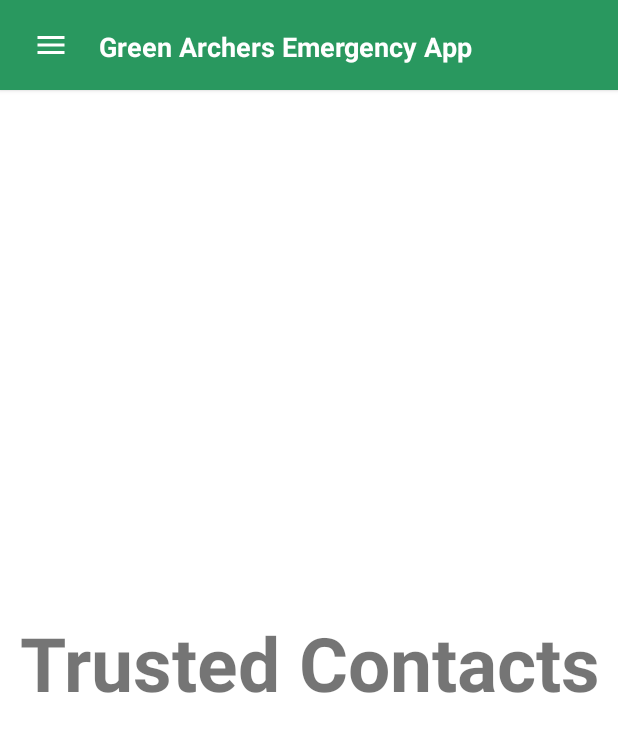
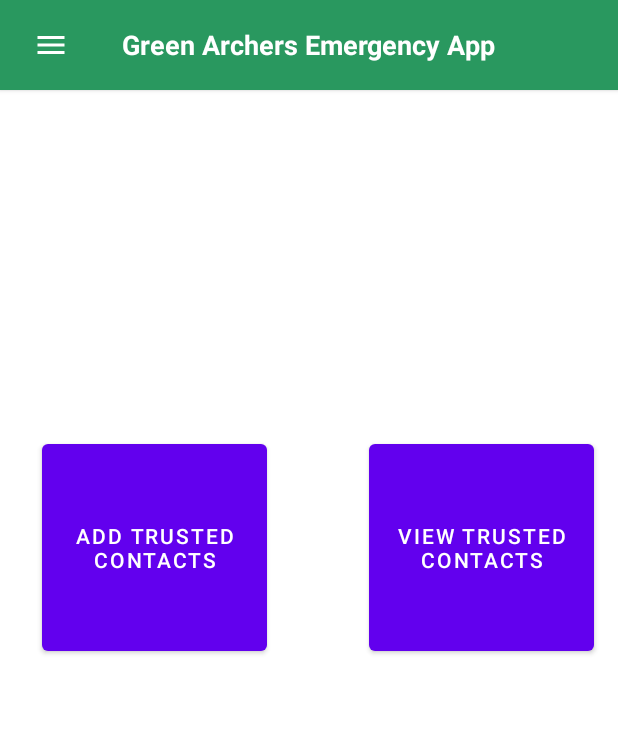
Before and after one commit to determinedamphibian/EmergencyApplication, an Android app: the TrustedContactsSideDock screen opened directly, with no data from a screen before it, on a phone screen of 412 x 824 dp. Shown: the top 732 px of the screen. Run offline under Robolectric (Android 15) with nearby library versions, the light colour scheme and no system bars; Roboto replaces fonts that are not available here.

Commit message:
Trusted Contacts Function Fixed and working

```diff
--- a/app/src/main/java/com/example/emergencyapplication/Database/TrustedContactsRepository.java
+++ b/app/src/main/java/com/example/emergencyapplication/Database/TrustedContactsRepository.java
@@ -61,12 +61,12 @@ public class TrustedContactsRepository {
 
 
     //=============== get all contact numbers only from database starts============================================
-    public List<TrustedContactNumberEntity> getTrustedContactsNumbers(){
+    public List<String> getTrustedContactNumbers(){
 
-        List<TrustedContactNumberEntity> trustedContactNumberList = trustedContactDatabase.trustedContactDAO().getContacts();
+        List<String> trustedContactNumberList = trustedContactDatabase.trustedContactDAO().getContacts();
+
         return  trustedContactNumberList;
     }
-
     //=============== get all contact numbers only from database ends==============================================
 
 
--- a/app/src/main/java/com/example/emergencyapplication/MainDashboardActivity.java
+++ b/app/src/main/java/com/example/emergencyapplication/MainDashboardActivity.java
@@ -73,7 +73,7 @@ public class MainDashboardActivity extends AppCompatActivity {
         imageButton_trustedContacts.setOnClickListener(new View.OnClickListener() {
             @Override
             public void onClick(View v) {
-                openTrustedContactsForms();
+               openTrustedContactsForms();
             }
         });
 
--- a/app/src/main/java/com/example/emergencyapplication/SideDockContents/TrustedContactsSideDock.java
+++ b/app/src/main/java/com/example/emergencyapplication/SideDockContents/TrustedContactsSideDock.java
@@ -1,12 +1,18 @@
 package com.example.emergencyapplication.SideDockContents;
 
 
+import android.content.Intent;
 import android.os.Bundle;
 import android.view.View;
+import android.widget.Button;
 import android.widget.ImageView;
 import com.example.emergencyapplication.MainAdapter;
 import com.example.emergencyapplication.MainDashboardActivity;
 import com.example.emergencyapplication.R;
+import com.example.emergencyapplication.TrustedContactsActivites.InsertActivity;
+import com.example.emergencyapplication.TrustedContactsActivites.ViewActivity;
+import com.example.emergencyapplication.TrustedContactsActivity;
+
 import androidx.appcompat.app.AppCompatActivity;
 import androidx.core.view.GravityCompat;
 import androidx.drawerlayout.widget.DrawerLayout;
@@ -18,22 +24,19 @@ public class TrustedContactsSideDock extends AppCompatActivity {
     DrawerLayout drawerLayout;
     ImageView btMenu;
     RecyclerView recyclerView;
-
+    private Button btn_insert, btn_view;
 
     protected void onCreate(Bundle savedInstanceState) {
         super.onCreate(savedInstanceState);
         setContentView(R.layout.activity_trusted_contacts_side_dock);
 
         //Assign values to initialized variables
-
         drawerLayout = findViewById(R.id.drawer_layout);
         btMenu = findViewById(R.id.bt_menu);
         recyclerView = findViewById(R.id.recycler_view);
 
         recyclerView.setLayoutManager(new LinearLayoutManager(this));
-
         recyclerView.setAdapter(new MainAdapter( this, MainDashboardActivity.arrayList));
-
         btMenu.setOnClickListener(new View.OnClickListener() {
             @Override
             public void onClick(View v) {
@@ -41,6 +44,25 @@ public class TrustedContactsSideDock extends AppCompatActivity {
             }
         });
 
+        //Assign values
+        btn_insert = findViewById(R.id.btn_addTrustedContacts);
+        btn_view = findViewById(R.id.btn_viewTrustedContacts);
+
+        btn_insert.setOnClickListener(new View.OnClickListener() {
+            @Override
+            public void onClick(View v) {
+                Intent intent = new Intent(TrustedContactsSideDock.this, InsertActivity.class);
+                startActivity(intent);
+            }
+        });
+
+        btn_view.setOnClickListener(new View.OnClickListener() {
+            @Override
+            public void onClick(View v) {
+                Intent intent = new Intent(TrustedContactsSideDock.this, ViewActivity.class);
+                startActivity(intent);
+            }
+        });
     }
 
     @Override
--- a/app/src/main/java/com/example/emergencyapplication/TrustedContactsActivites/TrustedContactDetailActivity.java
+++ b/app/src/main/java/com/example/emergencyapplication/TrustedContactsActivites/TrustedContactDetailActivity.java
@@ -153,8 +153,8 @@ public class TrustedContactDetailActivity extends AppCompatActivity {
             @Override
             public void onClick(DialogInterface dialog, int which) {
                 //============delete code=======================
-                TrustedContactsRepository studentRepository = new TrustedContactsRepository(getApplicationContext());
-                studentRepository.DeleteTask(student_about_to_delete);
+                TrustedContactsRepository trustedContactRepository = new TrustedContactsRepository(getApplicationContext());
+                trustedContactRepository.DeleteTask(student_about_to_delete);
                 Toast.makeText(TrustedContactDetailActivity.this,"Contact deleted", Toast.LENGTH_LONG).show();
             }
         });
--- a/app/src/main/java/com/example/emergencyapplication/TrustedContactsActivites/ViewActivity.java
+++ b/app/src/main/java/com/example/emergencyapplication/TrustedContactsActivites/ViewActivity.java
@@ -19,12 +19,10 @@ import java.util.List;
 
 public class ViewActivity extends AppCompatActivity {
 
-
-    private static RecyclerView.Adapter adapter;
     private RecyclerView.LayoutManager layoutManager;
     private static RecyclerView recyclerView;
     ArrayList<TrustedContacts> trustedContactsArrayList;
-    ArrayList<TrustedContactNumberEntity> trustedContactNumberEntityArrayList;
+
 
     @Override
     protected void onCreate(Bundle savedInstanceState) {
--- a/app/src/main/res/layout/activity_trusted_contacts_side_dock.xml
+++ b/app/src/main/res/layout/activity_trusted_contacts_side_dock.xml
@@ -9,23 +9,44 @@
     android:id="@+id/drawer_layout"
     tools:context=".SideDockContents.TrustedContactsSideDock">
 
-    <LinearLayout
-        android:layout_width="match_parent"
-        android:layout_height="match_parent"
+    <androidx.constraintlayout.widget.ConstraintLayout
+        android:layout_width="wrap_content"
+        android:layout_height="wrap_content"
         android:orientation="vertical">
 
         <include
-            layout="@layout/main_toolbar"/>
+            android:id="@+id/include"
+            layout="@layout/main_toolbar" />
 
-        <TextView
-            android:layout_width="match_parent"
-            android:layout_height="match_parent"
+        <Button
+            android:id="@+id/btn_addTrustedContacts"
+            android:layout_width="150dp"
+            android:layout_height="150dp"
+            android:layout_marginStart="28dp"
+            android:layout_marginLeft="28dp"
+            android:layout_marginBottom="384dp"
             android:gravity="center"
-            android:text="Trusted Contacts"
-            android:textSize="50sp"
-            android:textStyle="bold" />
+            android:text="Add Trusted Contacts"
+            app:layout_constraintBottom_toBottomOf="parent"
+            app:layout_constraintStart_toStartOf="parent"
+            app:layout_constraintTop_toBottomOf="@+id/include"
+            app:layout_constraintVertical_bias="1.0" />
 
-    </LinearLayout>
+        <Button
+            android:id="@+id/btn_viewTrustedContacts"
+            android:layout_width="150dp"
+            android:layout_height="150dp"
+            android:layout_marginEnd="16dp"
+            android:layout_marginRight="16dp"
+            android:layout_marginBottom="384dp"
+            android:gravity="center"
+            android:text="View Trusted Contacts"
+            app:layout_constraintBottom_toBottomOf="parent"
+            app:layout_constraintEnd_toEndOf="parent"
+            app:layout_constraintTop_toBottomOf="@+id/include"
+            app:layout_constraintVertical_bias="1.0" />
+
+    </androidx.constraintlayout.widget.ConstraintLayout>
 
     <RelativeLayout
         android:layout_width="300dp"
--- a/app/src/main/res/layout/main_toolbar.xml
+++ b/app/src/main/res/layout/main_toolbar.xml
@@ -13,8 +13,7 @@
 
         <LinearLayout
             android:layout_width="wrap_content"
-            android:layout_height="wrap_content"
-           >
+            android:layout_height="wrap_content">
 
             <ImageView
             android:layout_width="wrap_content"
@@ -26,27 +25,17 @@
 
         </LinearLayout>
 
-
-        <LinearLayout
-            android:layout_width="wrap_content"
-            android:layout_height="wrap_content"
-            android:padding="8dp"
-            android:orientation="horizontal"
-            android:gravity="center">
-
             <TextView
                 android:layout_width="wrap_content"
                 android:layout_height="wrap_content"
                 android:text="Green Archers Emergency App"
-                android:layout_marginLeft="50dp"
+                android:layout_gravity="center"
                 android:layout_marginTop="2dp"
                 android:textColor="@color/white"
                 android:textSize="18sp"
                 android:textStyle="bold"
                 android:layout_centerInParent="true" />
 
-        </LinearLayout>
-
     </RelativeLayout>
 
 </androidx.cardview.widget.CardView>
```
Also changed, not shown: app/src/main/java/com/example/emergencyapplication/Adapter/CustomAdapter.java (+17 -24 lines), app/src/main/java/com/example/emergencyapplication/CrimeActivity.java (+12 -8 lines), app/src/main/java/com/example/emergencyapplication/Database/TrustedContactDAO.java (+3 -5 lines), app/src/main/java/com/example/emergencyapplication/EntityClass/TrustedContacts.java (+33 -0 lines), app/src/main/java/com/example/emergencyapplication/TrustedContactsActivity.java (+113 -63 lines), app/src/main/res/layout/activity_dashboard.xml (+7 -4 lines), app/src/main/res/layout/activity_trusted_contacts.xml (+1 -11 lines).
